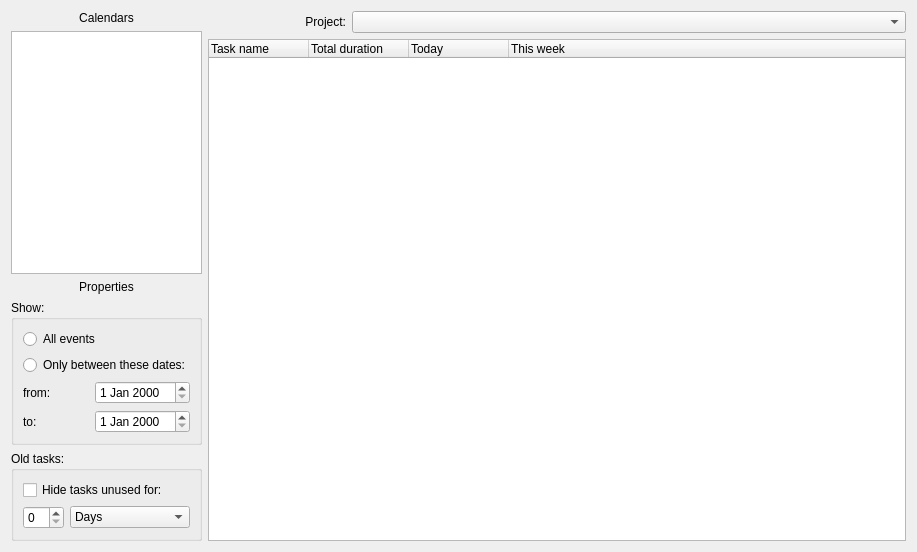
Qt form src/mainview.ui (pyridiss/kourglass) before a commit.
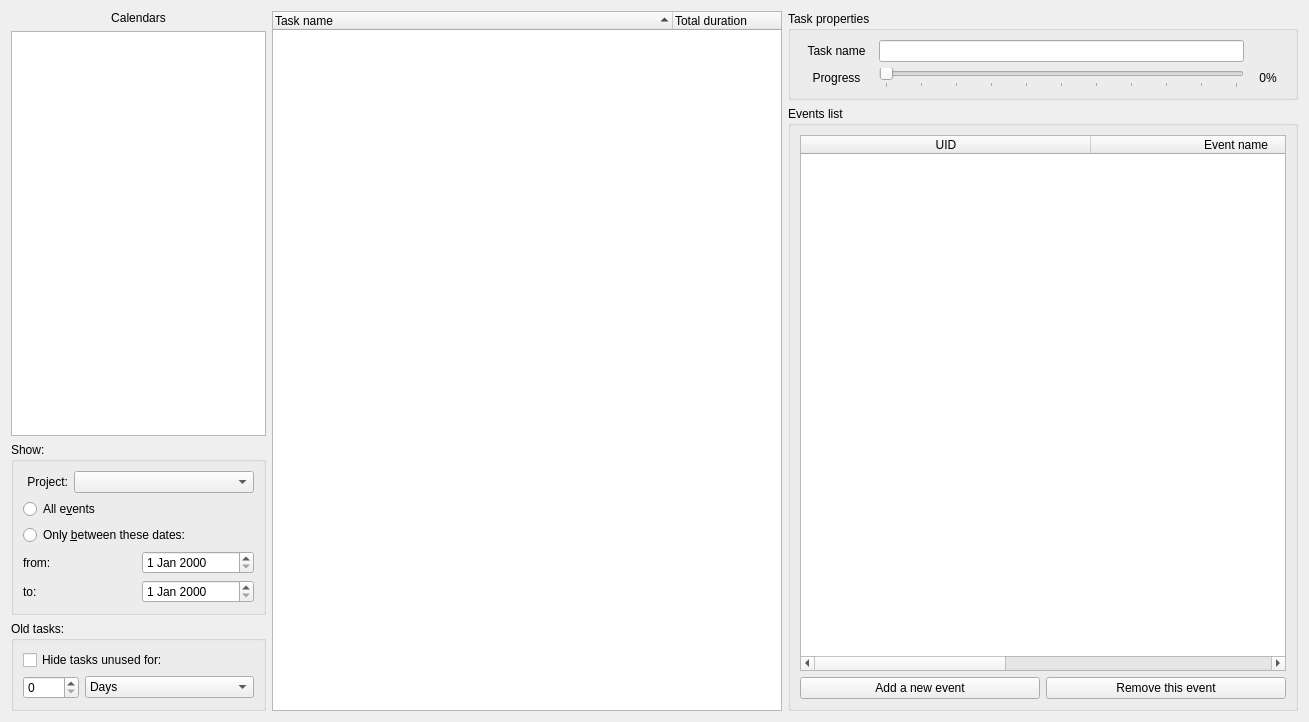
The same form after that commit. Custom widgets are drawn as their Qt base class.

Commit message: TaskPropertiesDialog removed and merged with the main view.

The edit to the form file:
```diff
--- a/src/mainview.ui
+++ b/src/mainview.ui
@@ -6,16 +6,14 @@
    <rect>
     <x>0</x>
     <y>0</y>
-    <width>917</width>
-    <height>552</height>
+    <width>1309</width>
+    <height>722</height>
    </rect>
   </property>
   <property name="windowTitle">
    <string>MainView</string>
   </property>
-  <layout class="QVBoxLayout" name="verticalLayout_3">
-   <item>
-    <layout class="QHBoxLayout" name="horizontalLayout" stretch="1,4">
+  <layout class="QHBoxLayout" name="horizontalLayout" stretch="1,2,2">
      <item>
       <layout class="QVBoxLayout" name="verticalLayout">
        <item>
@@ -28,30 +26,37 @@
        <item>
         <widget class="Akonadi::EntityTreeView" name="listCalendars"/>
        </item>
-       <item>
-        <widget class="QLabel" name="labelProperties">
-         <property name="text">
-          <string>&lt;html&gt;&lt;head/&gt;&lt;body&gt;&lt;p align=&quot;center&quot;&gt;Properties&lt;/p&gt;&lt;/body&gt;&lt;/html&gt;</string>
-         </property>
-        </widget>
-       </item>
        <item>
         <widget class="QGroupBox" name="groupBox">
          <property name="title">
           <string>Show:</string>
          </property>
          <layout class="QVBoxLayout" name="verticalLayout_4">
+        <item>
+         <layout class="QHBoxLayout" name="horizontalLayout_2" stretch="1,4">
+          <item>
+           <widget class="QLabel" name="labelProjects">
+            <property name="text">
+             <string>&lt;html&gt;&lt;head/&gt;&lt;body&gt;&lt;p align=&quot;right&quot;&gt;Project:&lt;/p&gt;&lt;/body&gt;&lt;/html&gt;</string>
+            </property>
+           </widget>
+          </item>
+          <item>
+           <widget class="QComboBox" name="selectProject"/>
+          </item>
+         </layout>
+        </item>
           <item>
            <widget class="QRadioButton" name="radioButtonAllEvents">
             <property name="text">
-             <string>All events</string>
+           <string>All e&amp;vents</string>
             </property>
            </widget>
           </item>
           <item>
            <widget class="QRadioButton" name="radioButtonBetweenDates">
             <property name="text">
-             <string>Only between these dates:</string>
+           <string>Only &amp;between these dates:</string>
             </property>
            </widget>
           </item>
@@ -132,29 +137,22 @@
       </layout>
      </item>
      <item>
-      <layout class="QVBoxLayout" name="verticalLayout_2">
-       <item>
-        <layout class="QHBoxLayout" name="horizontalLayout_2" stretch="1,4">
-         <item>
-          <widget class="QLabel" name="labelProjects">
-           <property name="text">
-            <string>&lt;html&gt;&lt;head/&gt;&lt;body&gt;&lt;p align=&quot;right&quot;&gt;Project:&lt;/p&gt;&lt;/body&gt;&lt;/html&gt;</string>
-           </property>
-          </widget>
-         </item>
-         <item>
-          <widget class="QComboBox" name="selectProject"/>
-         </item>
-        </layout>
-       </item>
-       <item>
         <widget class="QTreeWidget" name="treeWidget">
          <property name="alternatingRowColors">
           <bool>true</bool>
          </property>
+     <property name="sortingEnabled">
+      <bool>true</bool>
+     </property>
          <property name="columnCount">
-          <number>4</number>
-         </property>
+      <number>2</number>
+     </property>
+     <attribute name="headerDefaultSectionSize">
+      <number>400</number>
+     </attribute>
+     <attribute name="headerShowSortIndicator" stdset="0">
+      <bool>true</bool>
+     </attribute>
          <attribute name="headerStretchLastSection">
           <bool>true</bool>
          </attribute>
@@ -168,19 +166,134 @@
            <string>Total duration</string>
           </property>
          </column>
+    </widget>
+   </item>
+   <item>
+    <layout class="QVBoxLayout" name="verticalLayout_2">
+     <item>
+      <widget class="QGroupBox" name="groupBox_5">
+       <property name="title">
+        <string>Task properties</string>
+       </property>
+       <layout class="QHBoxLayout" name="horizontalLayout_4">
+        <item>
+         <layout class="QGridLayout" name="gridLayout_2" columnstretch="2,10,1">
+          <item row="0" column="1">
+           <widget class="QLineEdit" name="taskNameEdit"/>
+          </item>
+          <item row="1" column="2">
+           <widget class="QLabel" name="progressValue">
+            <property name="text">
+             <string>0%</string>
+            </property>
+            <property name="alignment">
+             <set>Qt::AlignCenter</set>
+            </property>
+           </widget>
+          </item>
+          <item row="0" column="0">
+           <widget class="QLabel" name="label">
+            <property name="text">
+             <string>&lt;html&gt;&lt;head/&gt;&lt;body&gt;&lt;p align=&quot;center&quot;&gt;Task name&lt;/p&gt;&lt;/body&gt;&lt;/html&gt;</string>
+            </property>
+           </widget>
+          </item>
+          <item row="1" column="0">
+           <widget class="QLabel" name="label_2">
+            <property name="text">
+             <string>&lt;html&gt;&lt;head/&gt;&lt;body&gt;&lt;p align=&quot;center&quot;&gt;Progress&lt;/p&gt;&lt;/body&gt;&lt;/html&gt;</string>
+            </property>
+           </widget>
+          </item>
+          <item row="1" column="1">
+           <widget class="QSlider" name="progressSlider">
+            <property name="maximum">
+             <number>100</number>
+            </property>
+            <property name="orientation">
+             <enum>Qt::Horizontal</enum>
+            </property>
+            <property name="tickPosition">
+             <enum>QSlider::TicksBelow</enum>
+            </property>
+            <property name="tickInterval">
+             <number>10</number>
+            </property>
+           </widget>
+          </item>
+         </layout>
+        </item>
+       </layout>
+      </widget>
+     </item>
+     <item>
+      <widget class="QGroupBox" name="groupBox_4">
+       <property name="title">
+        <string>Events list</string>
+       </property>
+       <layout class="QVBoxLayout" name="verticalLayout_6">
+        <item>
+         <widget class="QTableWidget" name="tableEvents">
+          <property name="alternatingRowColors">
+           <bool>true</bool>
+          </property>
+          <property name="verticalScrollMode">
+           <enum>QAbstractItemView::ScrollPerPixel</enum>
+          </property>
+          <property name="horizontalScrollMode">
+           <enum>QAbstractItemView::ScrollPerPixel</enum>
+          </property>
+          <attribute name="horizontalHeaderDefaultSectionSize">
+           <number>290</number>
+          </attribute>
+          <attribute name="horizontalHeaderStretchLastSection">
+           <bool>true</bool>
+          </attribute>
+          <attribute name="verticalHeaderVisible">
+           <bool>false</bool>
+          </attribute>
          <column>
           <property name="text">
-           <string>Today</string>
+            <string>UID</string>
           </property>
          </column>
          <column>
           <property name="text">
-           <string>This week</string>
-          </property>
-         </column>
-        </widget>
-       </item>
-      </layout>
+            <string>Event name</string>
+           </property>
+          </column>
+          <column>
+           <property name="text">
+            <string>Start time</string>
+           </property>
+          </column>
+          <column>
+           <property name="text">
+            <string>End time</string>
+           </property>
+          </column>
+         </widget>
+        </item>
+        <item>
+         <layout class="QHBoxLayout" name="horizontalLayout_5">
+          <item>
+           <widget class="QPushButton" name="addEventButton">
+            <property name="text">
+             <string>Add a new event</string>
+            </property>
+           </widget>
+          </item>
+          <item>
+           <widget class="QPushButton" name="deleteEventButton">
+            <property name="text">
+             <string>Remove this event</string>
+            </property>
+           </widget>
+          </item>
+         </layout>
+        </item>
+       </layout>
+      </widget>
      </item>
     </layout>
    </item>
```
Left out of the diff: 2 changed lines with no effect on the pictures. Lines whose indentation alone changed are shown as unchanged. The commit also changes 8 other files.
